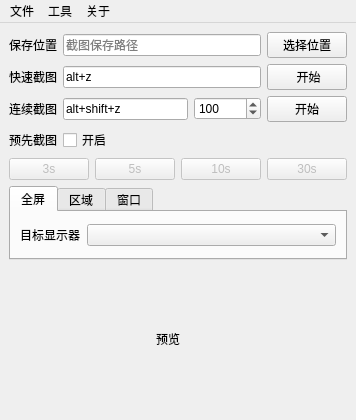
Above: mainwindow.ui from iwxyi/PigeonCapture before the change. Below: the same form after it.
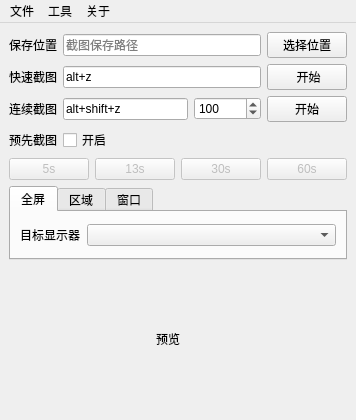
That is the form after the change.

What changed in the file:
```diff
--- a/mainwindow.ui
+++ b/mainwindow.ui
@@ -180,16 +180,6 @@
         <property name="topMargin">
          <number>0</number>
         </property>
-        <item>
-         <widget class="QPushButton" name="capturePrev3sButton">
-          <property name="enabled">
-           <bool>false</bool>
-          </property>
-          <property name="text">
-           <string>3s</string>
-          </property>
-         </widget>
-        </item>
         <item>
          <widget class="QPushButton" name="capturePrev5sButton">
           <property name="enabled">
@@ -206,7 +196,7 @@
            <bool>false</bool>
           </property>
           <property name="text">
-           <string>10s</string>
+           <string>13s</string>
           </property>
          </widget>
         </item>
@@ -220,6 +210,16 @@
           </property>
          </widget>
         </item>
+        <item>
+         <widget class="QPushButton" name="capturePrev60sButton">
+          <property name="enabled">
+           <bool>false</bool>
+          </property>
+          <property name="text">
+           <string>60s</string>
+          </property>
+         </widget>
+        </item>
        </layout>
       </item>
      </layout>
```
Left out of the diff: 2 changed lines with no effect on the pictures.
